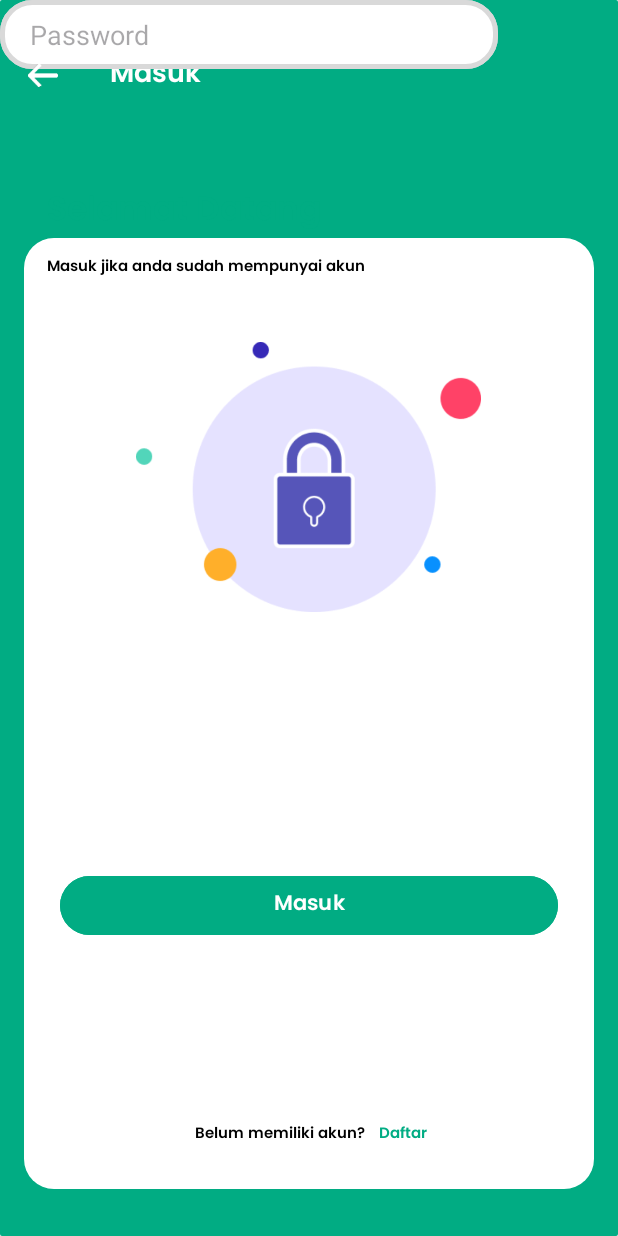
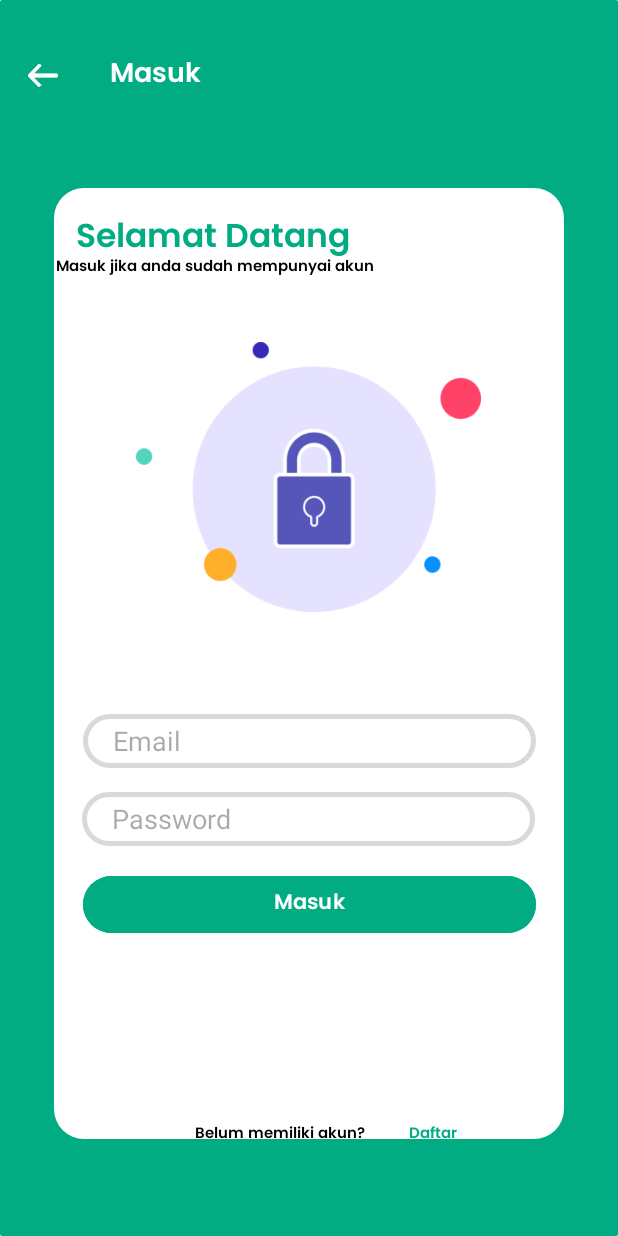
Before and after one commit to GhaerilParel/MobileApeta, an Android app: the login screen opened directly, with no data from a screen before it, on a phone screen of 412 x 824 dp. Run offline under Robolectric (Android 15) with nearby library versions, the phone set to English and light mode, and no system bars; our stand-ins replace Volley.

Commit message:
perbaiki error

```diff
--- a/app/build.gradle
+++ b/app/build.gradle
@@ -8,7 +8,7 @@ android {
 
     defaultConfig {
         applicationId "com.example.mobile_apeta"
-        minSdk 34
+        minSdk 26
         targetSdk 34
         versionCode 1
         versionName "1.0"
--- a/app/src/main/java/com/example/mobile_apeta/login.java
+++ b/app/src/main/java/com/example/mobile_apeta/login.java
@@ -79,7 +79,7 @@ public class login extends AppCompatActivity {
         // Melakukan hashing password menggunakan MD5
         String hashedPassword = md5(plainPassword);
 
-        String urlEndPoints = "https://ap-southeast-1.aws.data.mongodb-api.com/app/application-0-drzkm/endpoint/getPenggunaByUsernamePassword?email=" + email.getText().toString() + "&password=" + hashedPassword;
+        String urlEndPoints = "https://ap-southeast-1.aws.data.mongodb-api.com/app/application-0-drzkm/endpoint/getPenggunaByEmailPassword?email=" + email.getText().toString() + "&password=" + hashedPassword;
 
         StringRequest sr = new StringRequest(
                 Request.Method.GET,
--- a/app/src/main/res/layout/activity_login.xml
+++ b/app/src/main/res/layout/activity_login.xml
@@ -17,17 +17,18 @@
         app:layout_constraintTop_toTopOf="parent" />
 
     <TextView
-        android:layout_width="380dp"
+        android:id="@+id/textView"
+        android:layout_width="340dp"
         android:layout_height="634dp"
         android:background="@drawable/box2"
         app:layout_constraintBottom_toBottomOf="parent"
         app:layout_constraintEnd_toEndOf="parent"
-        app:layout_constraintHorizontal_bias="0.495"
         app:layout_constraintStart_toStartOf="parent"
         app:layout_constraintTop_toTopOf="parent"
-        app:layout_constraintVertical_bias="0.835" />
+        android:layout_marginTop="60dp"/>
 
     <TextView
+        android:id="@+id/textView2"
         android:layout_width="113dp"
         android:layout_height="29dp"
         android:fontFamily="@font/poppinssemibold"
@@ -49,14 +50,16 @@
         android:text="Selamat Datang"
         android:textColor="@color/green"
         android:textSize="22sp"
-        app:layout_constraintBottom_toBottomOf="parent"
+        app:layout_constraintBottom_toTopOf="@+id/textView5"
         app:layout_constraintEnd_toEndOf="parent"
-        app:layout_constraintHorizontal_bias="0.163"
         app:layout_constraintStart_toStartOf="parent"
-        app:layout_constraintTop_toTopOf="parent"
-        app:layout_constraintVertical_bias="0.155" />
+        app:layout_constraintTop_toTopOf="@+id/textView"
+        android:layout_marginRight="130dp"
+        android:layout_marginLeft="40dp"
+        android:layout_marginTop="20dp"/>
 
     <TextView
+        android:id="@+id/textView5"
         android:layout_width="221dp"
         android:layout_height="35dp"
         android:fontFamily="@font/poppinssemibold"
@@ -68,9 +71,11 @@
         app:layout_constraintHorizontal_bias="0.163"
         app:layout_constraintStart_toStartOf="parent"
         app:layout_constraintTop_toTopOf="parent"
-        app:layout_constraintVertical_bias="0.215" />
+        app:layout_constraintVertical_bias="0.215"
+        android:layout_marginLeft="7dp"/>
 
     <TextView
+        android:id="@+id/textView3"
         android:layout_width="230dp"
         android:layout_height="180dp"
         android:layout_marginTop="80dp"
@@ -85,25 +90,29 @@
 
     <EditText
         android:id="@+id/email"
-        android:layout_width="332dp"
-        android:layout_height="46dp"
+        android:layout_width="302dp"
+        android:layout_height="36dp"
         android:background="@drawable/box3"
         android:hint="Email"
         android:paddingLeft="20dp"
-        tools:ignore="MissingConstraints"
-        tools:layout_editor_absoluteX="39dp"
-        tools:layout_editor_absoluteY="433dp" />
+        app:layout_constraintBottom_toTopOf="@+id/btnlogin"
+        app:layout_constraintEnd_toEndOf="parent"
+        app:layout_constraintStart_toStartOf="parent"
+        app:layout_constraintTop_toBottomOf="@+id/textView3"
+        tools:ignore="MissingConstraints" />
 
     <EditText
         android:id="@+id/password"
-        android:layout_width="332dp"
-        android:layout_height="46dp"
+        android:layout_width="302dp"
+        android:layout_height="36dp"
         android:background="@drawable/box3"
         android:hint="Password"
         android:paddingLeft="20dp"
-        tools:ignore="MissingConstraints"
-        tools:layout_editor_absoluteX="39dp"
-        tools:layout_editor_absoluteY="497dp" />
+        app:layout_constraintBottom_toTopOf="@+id/btnlogin"
+        app:layout_constraintEnd_toEndOf="parent"
+        app:layout_constraintHorizontal_bias="0.495"
+        app:layout_constraintStart_toStartOf="parent"
+        app:layout_constraintTop_toBottomOf="@+id/email" />
 
     <TextView
         android:layout_width="20dp"
@@ -118,9 +127,9 @@
 
     <Button
         android:id="@+id/btnlogin"
-        android:layout_width="332dp"
+        android:layout_width="302dp"
         android:layout_marginTop="580dp"
-        android:layout_height="47dp"
+        android:layout_height="46dp"
         android:backgroundTint="@color/green"
         android:fontFamily="@font/poppinssemibold"
         android:text="Masuk"
@@ -129,6 +138,7 @@
         app:layout_constraintEnd_toEndOf="parent"/>
 
     <TextView
+        android:id="@+id/textView4"
         android:layout_width="131dp"
         android:layout_height="23dp"
         android:fontFamily="@font/poppinssemibold"
@@ -155,6 +165,7 @@
         app:layout_constraintHorizontal_bias="0.9"
         app:layout_constraintStart_toStartOf="parent"
         app:layout_constraintTop_toTopOf="parent"
-        app:layout_constraintVertical_bias="0.933" />
+        app:layout_constraintVertical_bias="0.933"
+        android:paddingLeft="20dp"/>
 
 </androidx.constraintlayout.widget.ConstraintLayout>
```
